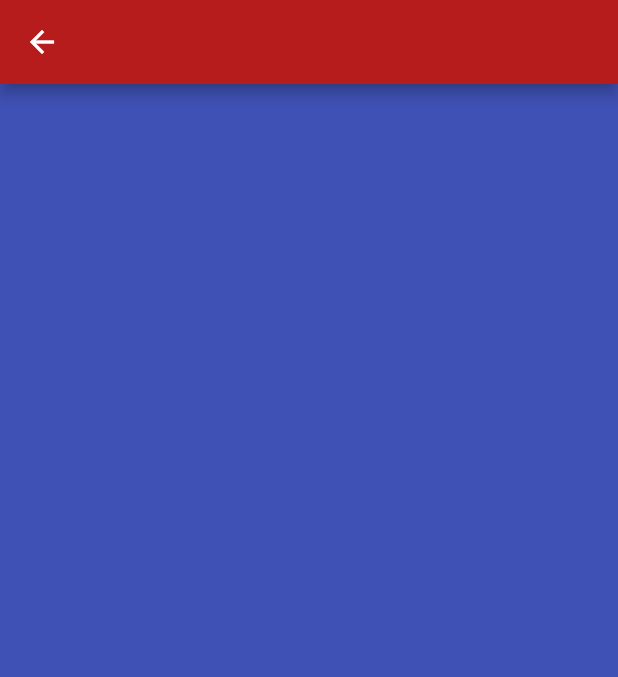
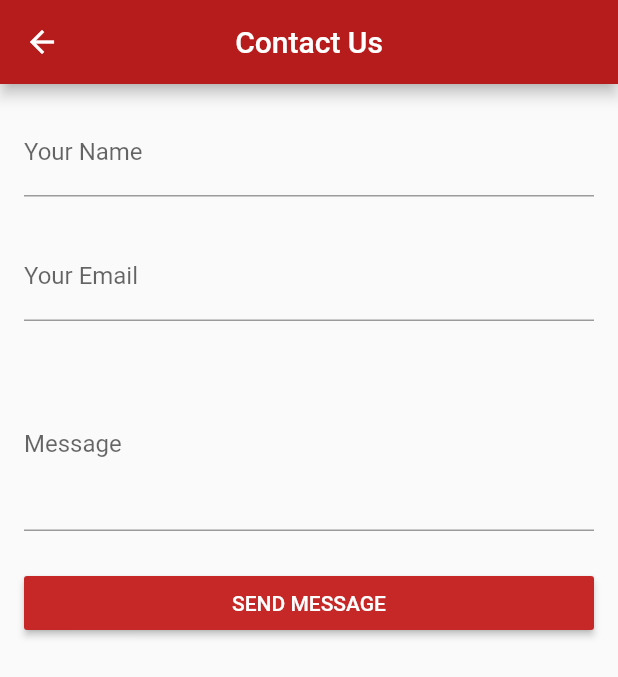
Before and after one commit to AhmedAdly20/News-App, a Flutter app: the ContactUs screen opened directly, on a phone screen of 412 x 824 dp. Shown: the top 677 px of the screen. Run offline on Flutter 3.47's test engine with Material 2 defaults, Android fonts, the phone set to English and light mode, and no system bars; our stand-ins replace shared_preferences, timeago; missing offline and left inert: page_view_indicator; accounts and stored records are empty.

Commit message:
ContactUs Screen

```diff
--- a/lib/screens/pages/Contact.dart
+++ b/lib/screens/pages/Contact.dart
@@ -6,12 +6,127 @@ class ContactUs extends StatefulWidget {
 }
 
 class _ContactUsState extends State<ContactUs> {
+
+  TextEditingController nameController;
+  TextEditingController emailController;
+  TextEditingController messageController;
+
+  final _formKey = GlobalKey<FormState>();
+
+  bool isLoading = false;
+
+  @override
+  void initState() {
+    super.initState();
+    nameController = TextEditingController();
+    emailController = TextEditingController();
+    messageController = TextEditingController();
+  }
+
+  @override
+  void dispose() {
+    nameController.dispose();
+    emailController.dispose();
+    messageController.dispose();
+    super.dispose();
+  }
+
   @override
   Widget build(BuildContext context) {
     return Scaffold(
-      appBar: AppBar(),
-      body: Container(
-        color: Colors.indigo,
+      appBar: AppBar(
+        title: Text('Contact Us'),
+        centerTitle: true,
+      ),
+      body: Padding(
+        padding: const EdgeInsets.all(16),
+        child: ( isLoading ) ? _loading() : _contactForm() ,
+      ),
+    );
+  }
+
+  Widget _contactForm(){
+    return Form(
+        key: _formKey,
+        child: Column(
+          children: <Widget>[
+            TextFormField(
+              controller: nameController,
+              decoration: InputDecoration(labelText: 'Your Name'),
+              validator: (value) {
+                if (value.isEmpty) {
+                  return 'Please Enter your Name!';
+                } else {
+                  return null;
+                }
+              },
+            ),
+            SizedBox( height: 24, ),
+            TextFormField(
+              controller: emailController,
+              decoration: InputDecoration(
+                labelText: 'Your Email',
+              ),
+              validator: (value) {
+                if (value.isEmpty) {
+                  return 'Please Enter your Email!';
+                } else {
+                  return null;
+                }
+              },
+            ),
+            SizedBox( height: 24, ),
+            TextFormField(
+              controller: messageController,
+              decoration: InputDecoration(
+                labelText: 'Message',
+              ),
+              maxLines: 4,
+              validator: (value) {
+                if (value.isEmpty) {
+                  return 'Please write your message!';
+                } else {
+                  return null;
+                }
+              },
+            ),
+            SizedBox( height: 24, ),
+            SizedBox(
+              width: double.infinity,
+              child: RaisedButton(
+                child: Text(
+                  'SEND MESSAGE',
+                  style: TextStyle(
+                    color: Colors.white,
+                  ),
+                ),
+                onPressed: () {
+                  if( _formKey.currentState.validate() ){
+                    // TODO: Loading, Send message
+
+                    String name = nameController.text;
+                    String email = emailController.text;
+                    String message = messageController.text;
+
+                    setState(() {
+                      isLoading = true;
+                    });
+                  }else{
+                    setState(() {
+                      isLoading = false;
+                    });
+                  }
+                },
+              ),
+            ),
+          ],
+        ));
+  }
+
+  Widget _loading(){
+    return Container(
+      child: Center(
+        child: CircularProgressIndicator(),
       ),
     );
   }
```
